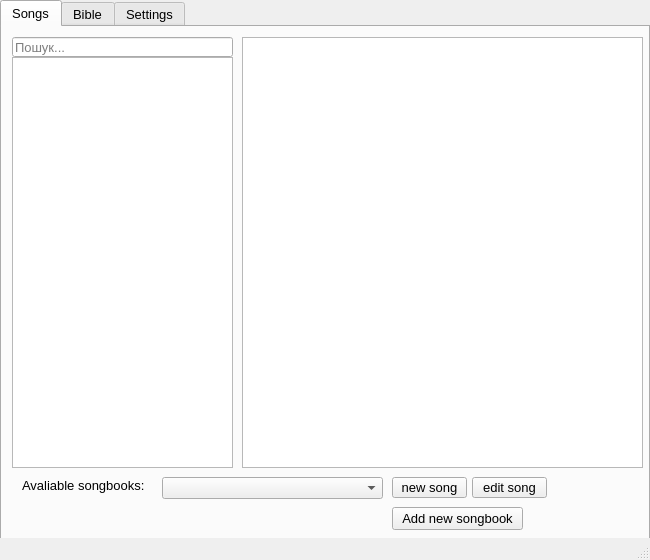
Qt form ss.ui (0xt1m/LyricVerse) before a commit.
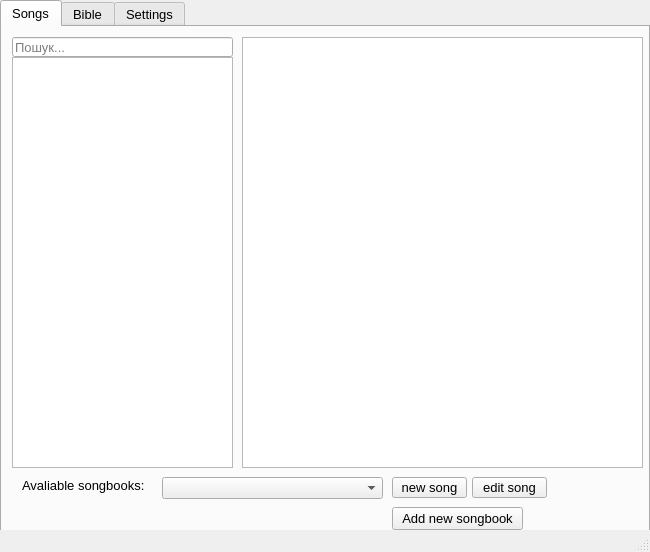
The same form after that commit.

Diff of the .ui file:
```diff
--- a/ss.ui
+++ b/ss.ui
@@ -10,7 +10,7 @@
     <x>0</x>
     <y>0</y>
     <width>650</width>
-    <height>560</height>
+    <height>552</height>
    </rect>
   </property>
   <property name="windowTitle">
```
Left out of the diff: 30 changed lines with no effect on the pictures.
